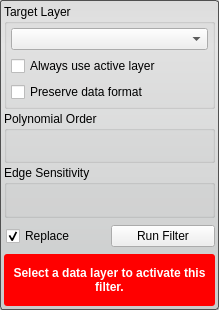
Old version of the form Interface/ToolInterface/IntensityCorrectionFilterInterface.ui in the repository jessdtate/Seg3D.
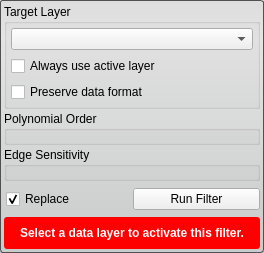
New version of the form. Custom widgets are drawn as their Qt base class.

Commit message: updates to the Cmake files to remove warnings on Externals updated the SingleTargetTool so that it can handle setting the validity properly for tools and filters that have more than one required combobox. updated all the tool and filter UI's

```diff
--- a/Interface/ToolInterface/IntensityCorrectionFilterInterface.ui
+++ b/Interface/ToolInterface/IntensityCorrectionFilterInterface.ui
@@ -6,8 +6,8 @@
    <rect>
     <x>0</x>
     <y>0</y>
-    <width>219</width>
-    <height>310</height>
+    <width>264</width>
+    <height>253</height>
    </rect>
   </property>
   <property name="sizePolicy">
@@ -217,6 +217,12 @@
        <height>32</height>
       </size>
      </property>
+     <property name="maximumSize">
+      <size>
+       <width>16777215</width>
+       <height>32</height>
+      </size>
+     </property>
      <property name="styleSheet">
       <string notr="true">QLabel#message_{
 	color: white;
```
The commit also changes 34 other files.
